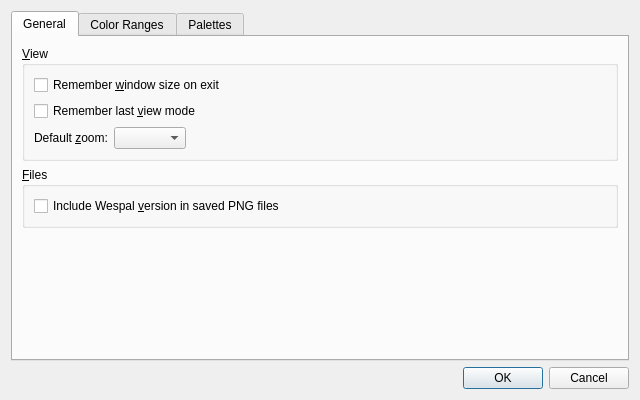
The window that src/settingsdialog.ui (irydacea/wespal) describes before a commit, drawn with Qt 5.
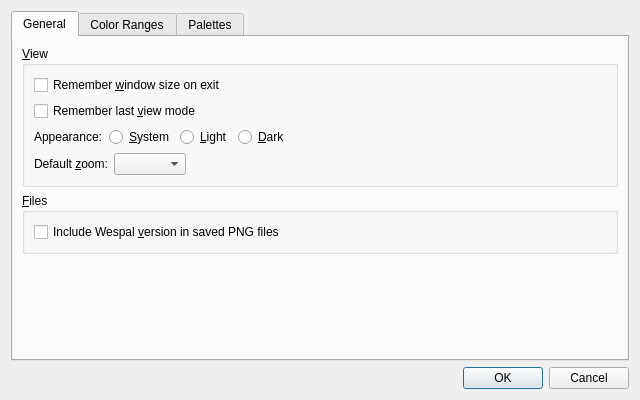
The same window after the commit. Icons and pictures are not drawn.

Commit message: settingsdialog: Add platform color theme hint functionality

Diff of the .ui file:
```diff
--- a/src/settingsdialog.ui
+++ b/src/settingsdialog.ui
@@ -66,6 +66,65 @@
             </property>
            </widget>
           </item>
+          <item>
+           <widget class="QFrame" name="appearanceGroup">
+            <layout class="QHBoxLayout" name="horizontalLayout_3">
+             <property name="leftMargin">
+              <number>0</number>
+             </property>
+             <property name="topMargin">
+              <number>0</number>
+             </property>
+             <property name="rightMargin">
+              <number>0</number>
+             </property>
+             <property name="bottomMargin">
+              <number>0</number>
+             </property>
+             <item>
+              <widget class="QLabel" name="appearanceLabel">
+               <property name="text">
+                <string>Appearance:</string>
+               </property>
+              </widget>
+             </item>
+             <item>
+              <widget class="QRadioButton" name="appearanceDefaultRadio">
+               <property name="text">
+                <string>&amp;System</string>
+               </property>
+              </widget>
+             </item>
+             <item>
+              <widget class="QRadioButton" name="appearanceLightRadio">
+               <property name="text">
+                <string>&amp;Light</string>
+               </property>
+              </widget>
+             </item>
+             <item>
+              <widget class="QRadioButton" name="appearanceDarkRadio">
+               <property name="text">
+                <string>&amp;Dark</string>
+               </property>
+              </widget>
+             </item>
+             <item>
+              <spacer name="horizontalSpacer_5">
+               <property name="orientation">
+                <enum>Qt::Orientation::Horizontal</enum>
+               </property>
+               <property name="sizeHint" stdset="0">
+                <size>
+                 <width>40</width>
+                 <height>20</height>
+                </size>
+               </property>
+              </spacer>
+             </item>
+            </layout>
+           </widget>
+          </item>
           <item>
            <layout class="QHBoxLayout" name="horizontalLayout">
             <item>
```
The commit also changes 1 other file.
